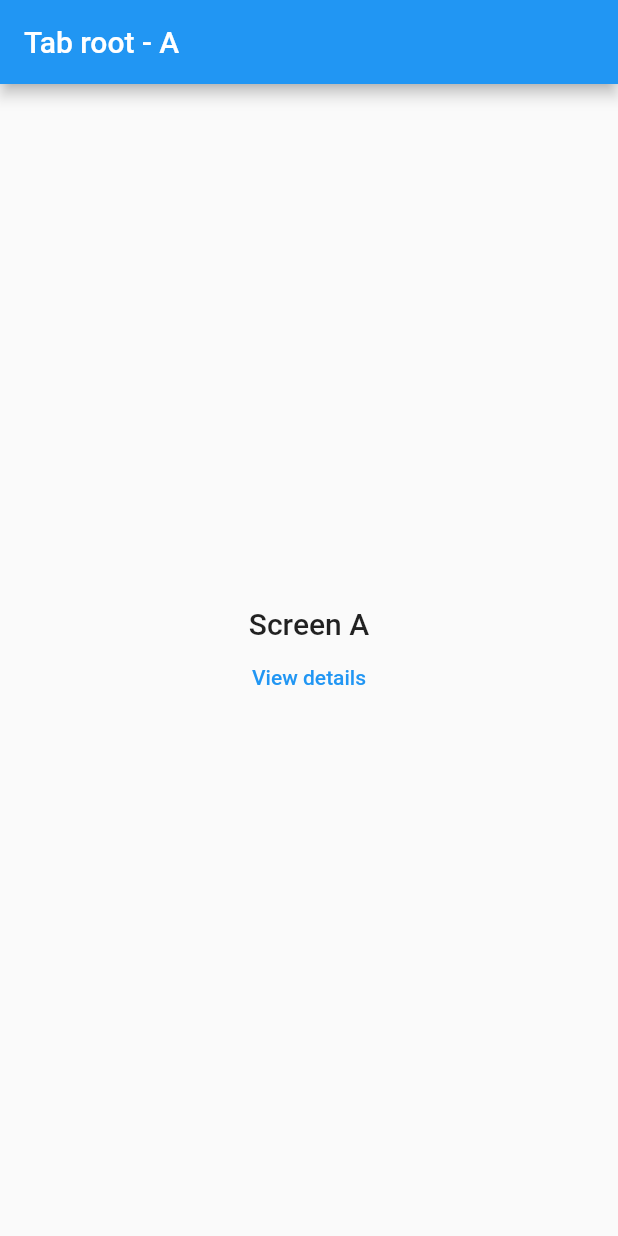
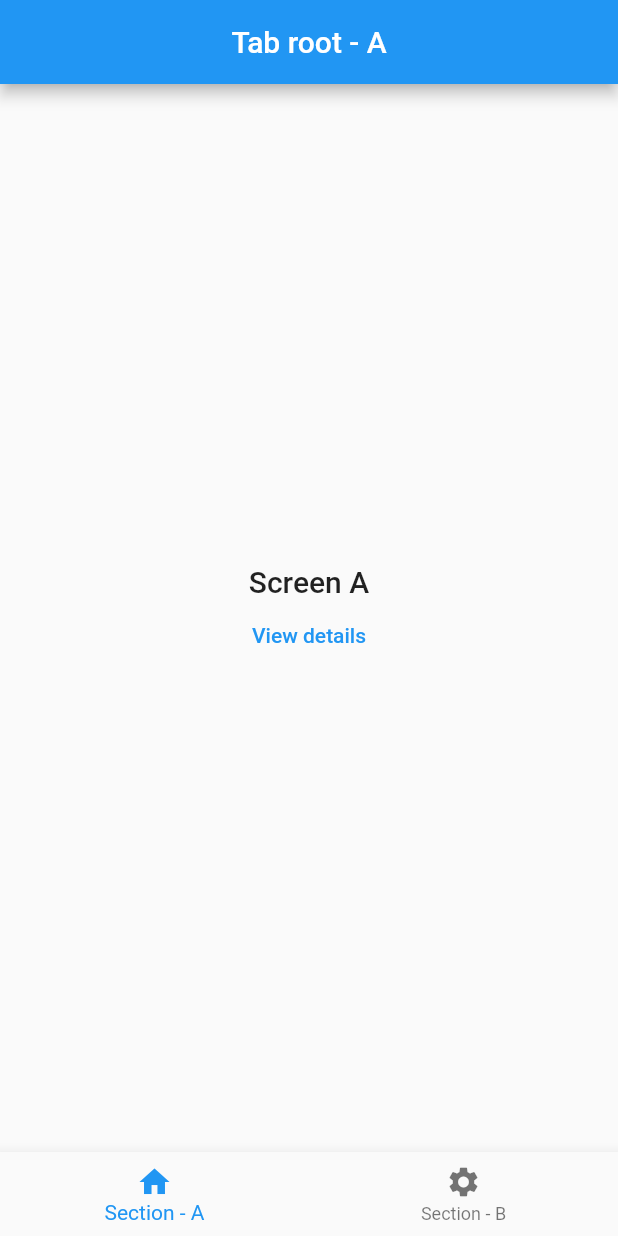
Before and after one commit to rmoralesd/my_nested_navigation_go_router, a Flutter app: the screen it shows after launch, on a phone screen of 412 x 824 dp. Run offline on Flutter 3.47's test engine with Material 2 defaults, Android fonts, the phone set to English and light mode, and no system bars.

Commit message:
Building UI for BottomNavigationBar

```diff
--- a/lib/main.dart
+++ b/lib/main.dart
@@ -1,5 +1,6 @@
 import 'package:flutter/material.dart';
 import 'package:my_nested_navigation_go_router/root_screen.dart';
+import 'package:my_nested_navigation_go_router/scaffold_with_botton_navbar.dart';
 
 void main() {
   runApp(const MyApp());
@@ -16,9 +17,11 @@ class MyApp extends StatelessWidget {
       theme: ThemeData(
         primarySwatch: Colors.blue,
       ),
-        home: const RootScreen(
+      home: const ScaffoldWithBottomNavBar(
+          child: RootScreen(
         label: 'A',
         detailsPath: 'detailsPath',
-        ));
+      )),
+    );
   }
 }
--- a/lib/root_screen.dart
+++ b/lib/root_screen.dart
@@ -11,7 +11,7 @@ class RootScreen extends StatelessWidget {
   Widget build(BuildContext context) {
     return Scaffold(
       appBar: AppBar(
-        title: Text('Tab root - $label'),
+        title: Center(child: Text('Tab root - $label')),
       ),
       body: Center(
         child: Column(
--- /dev/null
+++ b/lib/scaffold_with_botton_navbar.dart
@@ -0,0 +1,34 @@
+import 'package:flutter/material.dart';
+
+class ScaffoldWithBottomNavBar extends StatefulWidget {
+  const ScaffoldWithBottomNavBar({super.key, required this.child});
+
+  final Widget child;
+
+  @override
+  State<ScaffoldWithBottomNavBar> createState() =>
+      _ScaffoldWithBottomNavBarState();
+}
+
+class _ScaffoldWithBottomNavBarState extends State<ScaffoldWithBottomNavBar> {
+  @override
+  Widget build(BuildContext context) {
+    return Scaffold(
+      body: widget.child,
+      bottomNavigationBar: BottomNavigationBar(
+        items: const [
+          BottomNavigationBarItem(
+            icon: Icon(Icons.home),
+            label: 'Section - A',
+          ),
+          BottomNavigationBarItem(
+            icon: Icon(Icons.settings),
+            label: 'Section - B',
+          )
+        ],
+        currentIndex: 0,
+        onTap: (value) {},
+      ),
+    );
+  }
+}
```
Lines whose indentation alone changed are shown as unchanged.
